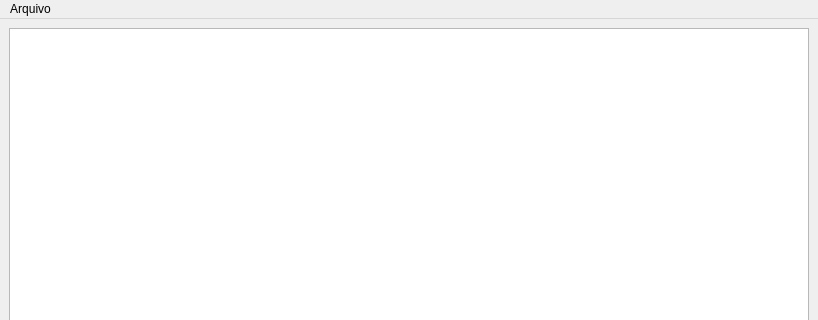
This is RasterAsciiViewer/mainwindow.ui in gabriel-russo/sensoriamento-remoto-c-cpp as Qt 5 draws it before an edit; both pictures show x 0 to 818 and y 0 to 320 of the 818 by 612 pixel window. The edited form follows.
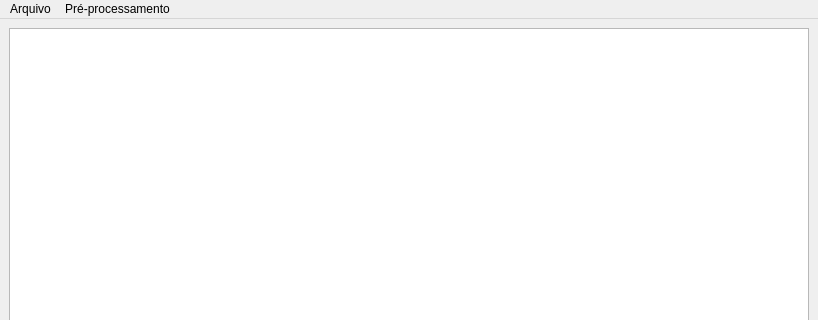
This is the edited form. Icons and pictures are not drawn.

Commit message: Refactor no modelo de dados Raster; Implementado algoritmos de processamento (8bit - grayscale) e pré-processamentos (gama e negativo) de imagens

The edit to the form file:
```diff
--- a/RasterAsciiViewer/mainwindow.ui
+++ b/RasterAsciiViewer/mainwindow.ui
@@ -58,7 +58,15 @@
     </property>
     <addaction name="actionCarregar"/>
    </widget>
+   <widget class="QMenu" name="menuPreProcessar">
+    <property name="title">
+     <string>Pré-processamento</string>
+    </property>
+    <addaction name="actionGamma"/>
+    <addaction name="actionNegativo"/>
+   </widget>
    <addaction name="menuArquivo"/>
+   <addaction name="menuPreProcessar"/>
   </widget>
   <widget class="QStatusBar" name="statusbar"/>
   <action name="actionCarregar">
```
Left out of the diff: 10 changed lines with no effect on the pictures. The commit also changes 4 other files.
